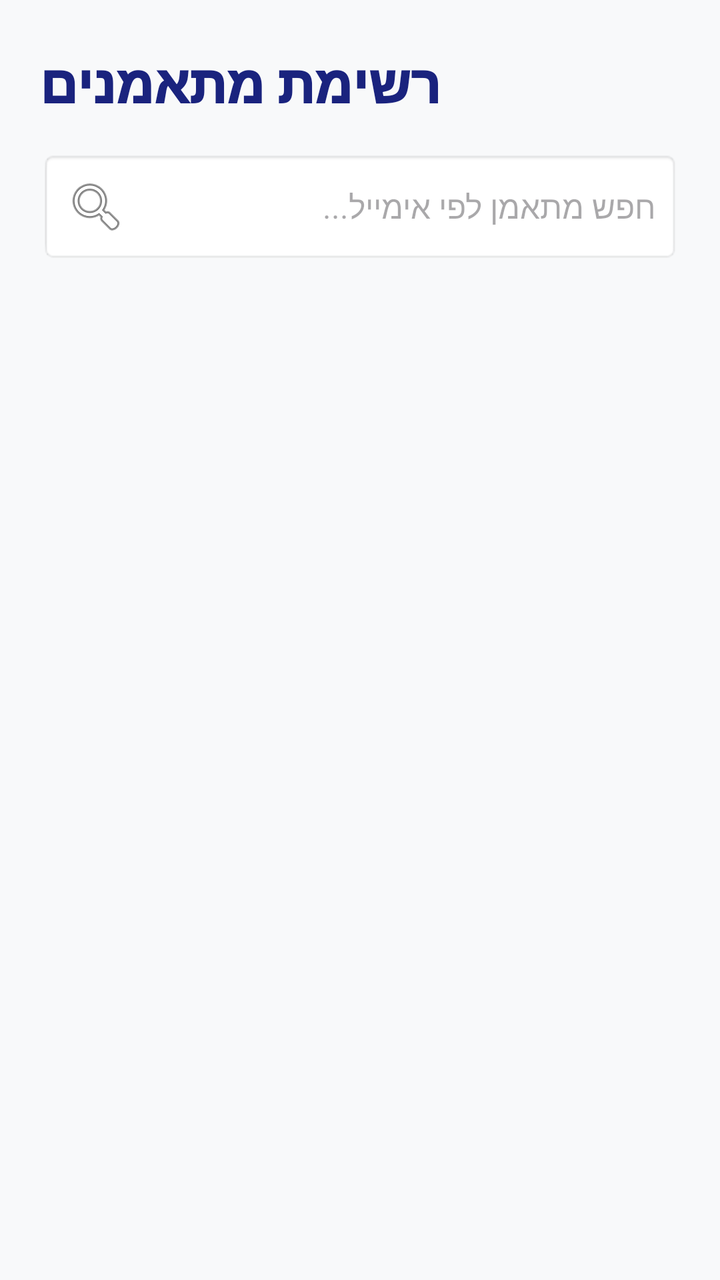
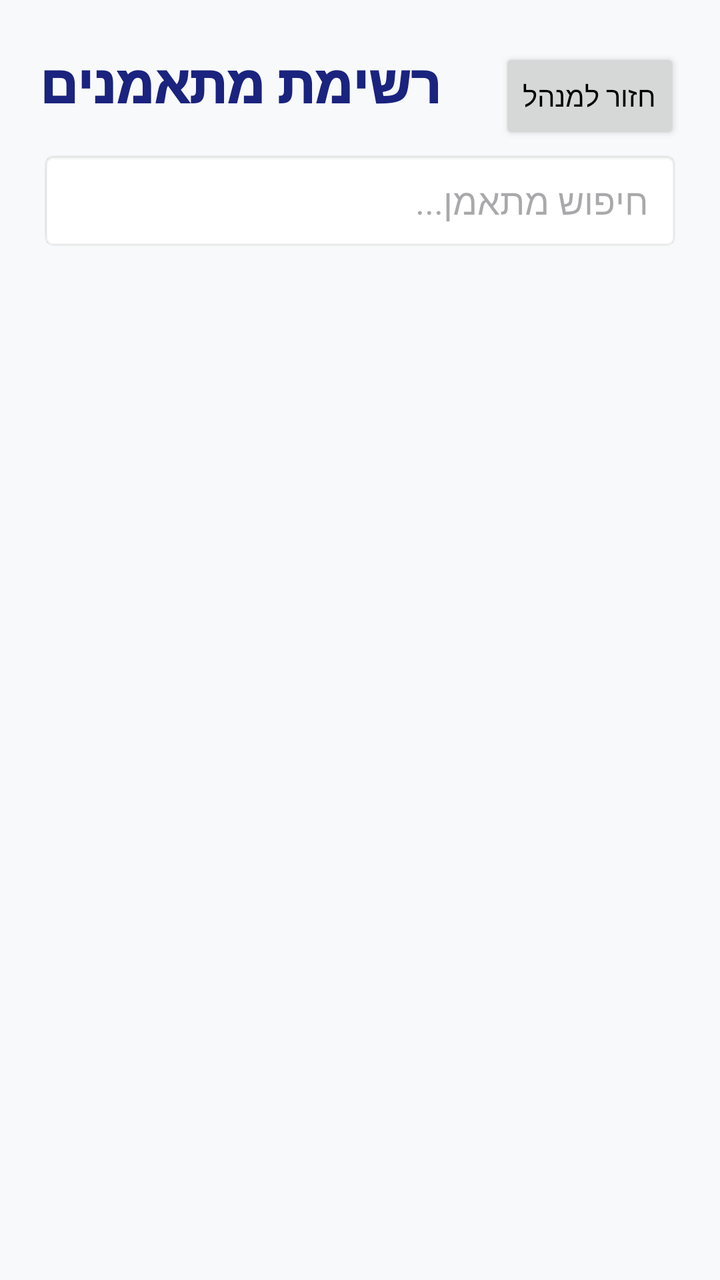

Two renders of the same Android screen: before a commit and after it. Below are the layout's source before the change and the commit's diff.
<!-- AndroidManifest.xml: application theme Theme.Gym_calender10 -->
<!-- res/layout/activity_users_list.xml -->
<?xml version="1.0" encoding="utf-8"?>
<androidx.constraintlayout.widget.ConstraintLayout xmlns:android="http://schemas.android.com/apk/res/android"
    xmlns:app="http://schemas.android.com/apk/res-auto"
    xmlns:tools="http://schemas.android.com/tools"
    android:id="@+id/main"
    android:layout_width="match_parent"
    android:layout_height="match_parent"
    android:background="#F8F9FA">

    <TextView
        android:id="@+id/tvHeader"
        android:layout_width="wrap_content"
        android:layout_height="wrap_content"
        android:layout_marginStart="20dp"
        android:layout_marginTop="24dp"
        android:fontFamily="sans-serif-black"
        android:text="רשימת מתאמנים"
        android:textColor="#1A237E"
        android:textSize="26sp"
        app:layout_constraintStart_toStartOf="parent"
        app:layout_constraintTop_toTopOf="parent" />

    <EditText
        android:id="@+id/etSearchUser"
        android:layout_width="0dp"
        android:layout_height="wrap_content"
        android:layout_marginHorizontal="20dp"
        android:layout_marginTop="16dp"
        android:background="@android:drawable/editbox_background_normal"
        android:drawableStart="@android:drawable/ic_menu_search"
        android:drawablePadding="12dp"
        android:hint="חפש מתאמן לפי אימייל..."
        android:padding="12dp"
        android:textSize="16sp"
        app:layout_constraintEnd_toEndOf="parent"
        app:layout_constraintStart_toStartOf="parent"
        app:layout_constraintTop_toBottomOf="@+id/tvHeader" />

    <androidx.recyclerview.widget.RecyclerView
        android:id="@+id/rcUsers"
        android:layout_width="0dp"
        android:layout_height="0dp"
        android:layout_marginTop="12dp"
        android:clipToPadding="false"
        android:padding="8dp"
        app:layout_constraintBottom_toBottomOf="parent"
        app:layout_constraintEnd_toEndOf="parent"
        app:layout_constraintStart_toStartOf="parent"
        app:layout_constraintTop_toBottomOf="@+id/etSearchUser" />

</androidx.constraintlayout.widget.ConstraintLayout>
<!-- resources referenced by this layout -->
<resources>
  <style name="Theme.Gym_calender10" parent="Theme.Material3.Light.NoActionBar">
          <item name="android:colorBackground">#FFFFFF</item>
          <item name="android:textColor">#000000</item>
          <item name="colorPrimary">#2196F3</item>
          <item name="colorPrimaryDark">#1976D2</item>
          <item name="colorAccent">#03A9F4</item>
      </style>
</resources>

<!-- the commit's change to res/layout/activity_users_list.xml (unified diff, before → after) -->
@@ -20,18 +20,27 @@
         app:layout_constraintStart_toStartOf="parent"
         app:layout_constraintTop_toTopOf="parent" />
 
+    <Button
+        android:id="@+id/btnBackToAdmin"
+        android:layout_width="wrap_content"
+        android:layout_height="wrap_content"
+        android:layout_marginTop="24dp"
+        android:layout_marginEnd="20dp"
+
+        android:text="חזור למנהל"
+        app:layout_constraintEnd_toEndOf="parent"
+        app:layout_constraintTop_toTopOf="parent" />
+
     <EditText
         android:id="@+id/etSearchUser"
         android:layout_width="0dp"
-        android:layout_height="wrap_content"
+        android:layout_height="50dp"
         android:layout_marginHorizontal="20dp"
         android:layout_marginTop="16dp"
         android:background="@android:drawable/editbox_background_normal"
-        android:drawableStart="@android:drawable/ic_menu_search"
-        android:drawablePadding="12dp"
-        android:hint="חפש מתאמן לפי אימייל..."
-        android:padding="12dp"
-        android:textSize="16sp"
+        android:hint="חיפוש מתאמן..."
+        android:paddingHorizontal="16dp"
+        android:inputType="text"
         app:layout_constraintEnd_toEndOf="parent"
         app:layout_constraintStart_toStartOf="parent"
         app:layout_constraintTop_toBottomOf="@+id/tvHeader" />
@@ -40,7 +49,7 @@
         android:id="@+id/rcUsers"
         android:layout_width="0dp"
         android:layout_height="0dp"
-        android:layout_marginTop="12dp"
+        android:layout_marginTop="16dp"
         android:clipToPadding="false"
         android:padding="8dp"
         app:layout_constraintBottom_toBottomOf="parent"
